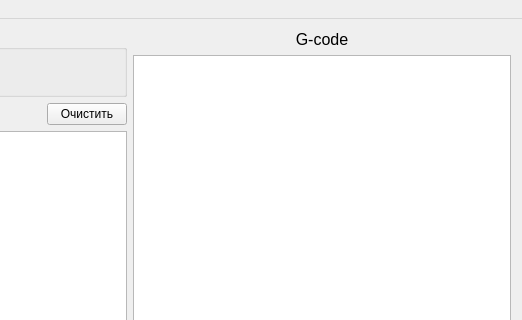
This is mainwindow.ui in vladislick/CNCRun as Qt 5 draws it before an edit; both pictures show x 382 to 904 and y 0 to 320 of the 904 by 578 pixel window. The edited form follows.
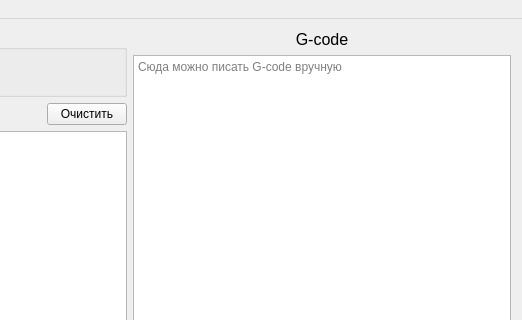
This is the edited form.

What changed in the file:
```diff
--- a/mainwindow.ui
+++ b/mainwindow.ui
@@ -377,7 +377,11 @@
        </widget>
       </item>
       <item>
-       <widget class="QTextEdit" name="textEdit"/>
+       <widget class="QTextEdit" name="gcode_edit">
+        <property name="placeholderText">
+         <string>Сюда можно писать G-code вручную</string>
+        </property>
+       </widget>
       </item>
       <item>
        <widget class="QProgressBar" name="progressBar">
```
